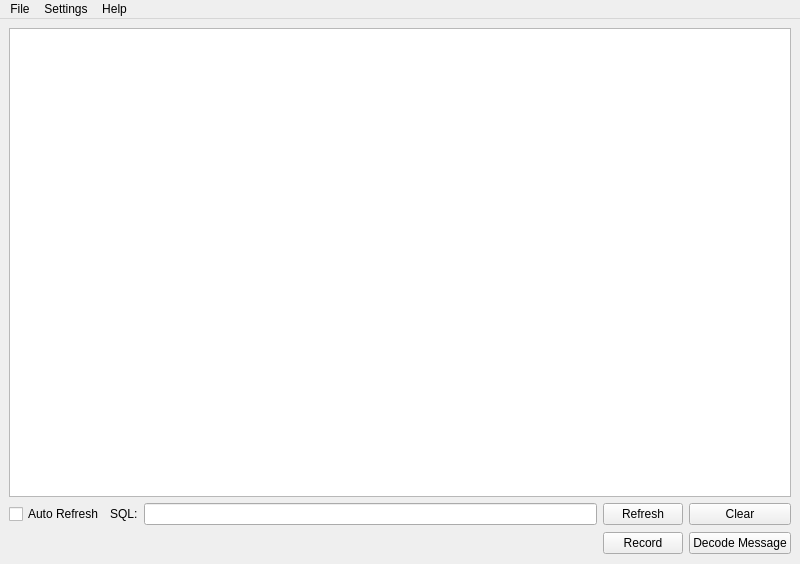
nevtum/XSeriesTestTool, file src/gui/analyzer.ui: the form before one commit.
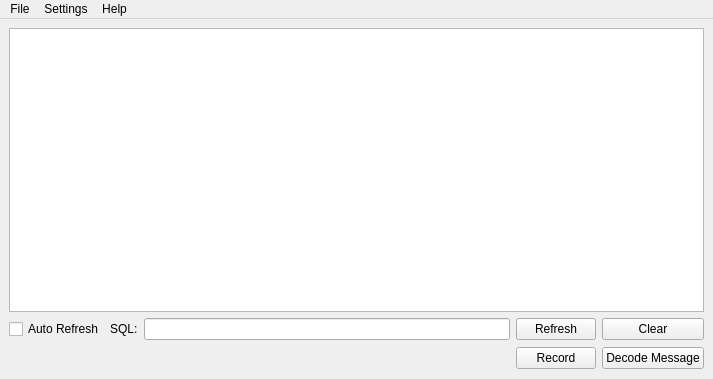
The form after the commit.

What changed in the file:
```diff
--- a/src/gui/analyzer.ui
+++ b/src/gui/analyzer.ui
@@ -6,8 +6,8 @@
    <rect>
     <x>0</x>
     <y>0</y>
-    <width>800</width>
-    <height>564</height>
+    <width>713</width>
+    <height>379</height>
    </rect>
   </property>
   <property name="windowTitle">
@@ -106,8 +106,8 @@
     <rect>
      <x>0</x>
      <y>0</y>
-     <width>800</width>
-     <height>25</height>
+     <width>713</width>
+     <height>20</height>
     </rect>
    </property>
    <widget class="QMenu" name="menuSettings">
```
Left out of the diff: 29 changed lines with no effect on the pictures.
